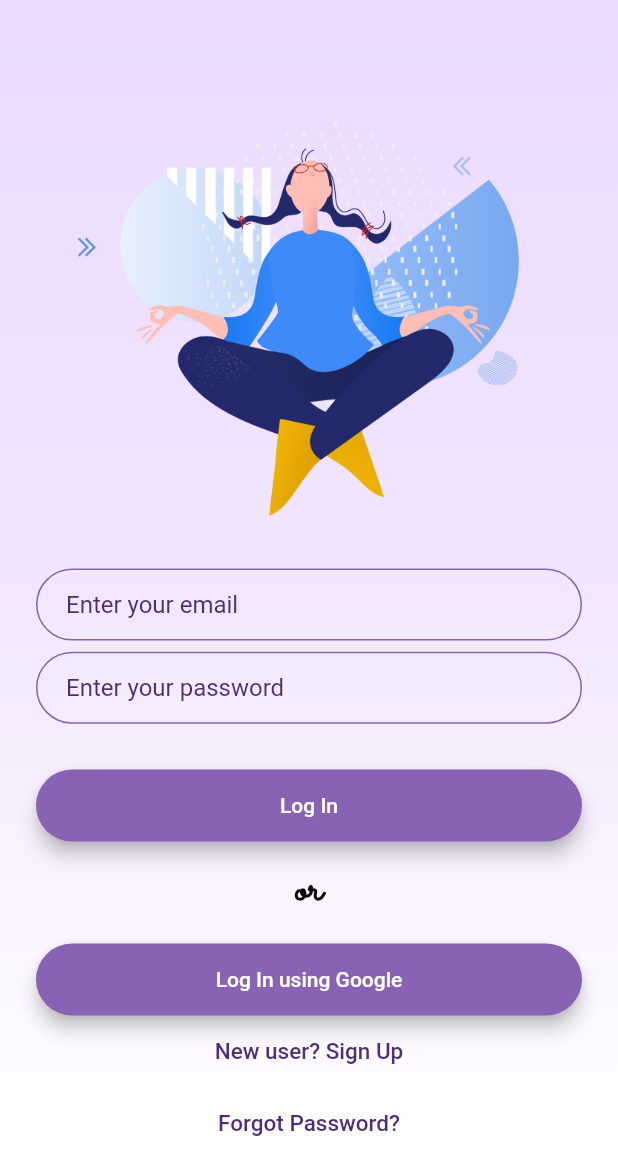
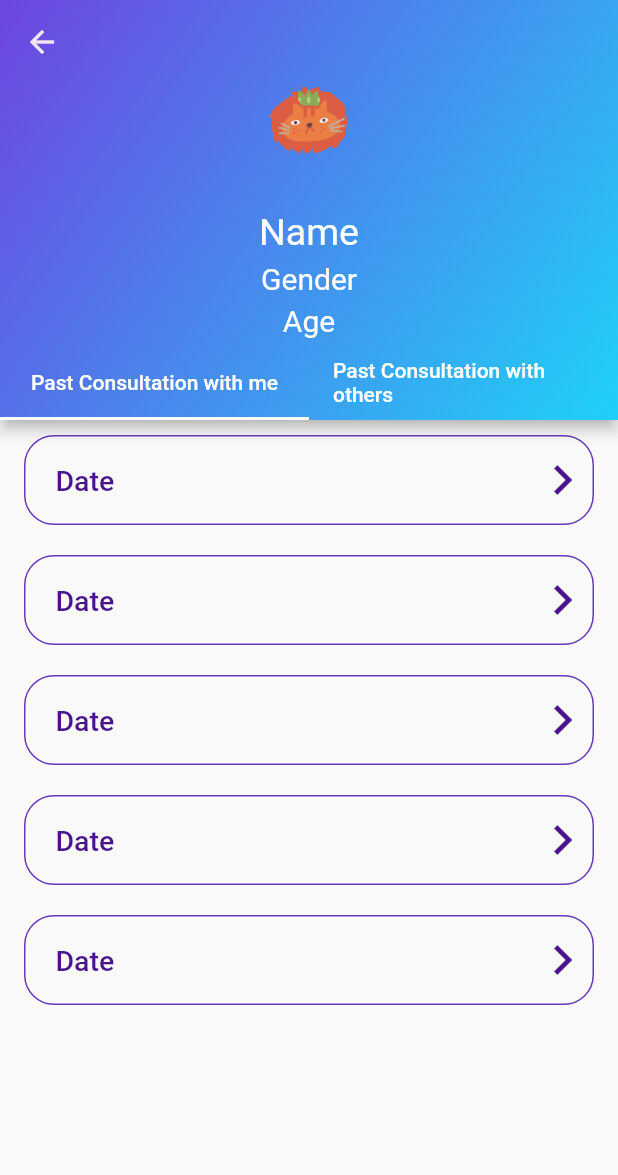
Before and after one commit to barbie-in-tech/partner-UI, a Flutter app: the screen it shows after launch, on a phone screen of 412 x 824 dp. Shown: the top 1175 px of the screen. Run offline on Flutter 3.47's test engine with Material 2 defaults, Android fonts, the phone set to English and light mode, and no system bars; our stand-ins replace flutter_form_builder.

Commit message:
consultations

```diff
--- /dev/null
+++ b/lib/history.dart
@@ -0,0 +1,122 @@
+import 'package:flutter/material.dart';
+import 'package:partner/me.dart';
+import 'package:partner/others.dart';
+
+class PatientHistory extends StatefulWidget {
+  @override
+  _PatientHistoryState createState() => _PatientHistoryState();
+}
+
+class _PatientHistoryState extends State<PatientHistory>
+    with SingleTickerProviderStateMixin {
+  TabController _tabController;
+
+  @override
+  void initState() {
+    _tabController = new TabController(length: 2, vsync: this);
+    super.initState();
+  }
+
+  @override
+  Widget build(BuildContext context) {
+    return Scaffold(
+      appBar: PreferredSize(
+        preferredSize: Size.fromHeight(280.0),
+        child: AppBar(
+          flexibleSpace: Center(
+            child: Container(
+              height: double.infinity,
+              width: double.infinity,
+              decoration: BoxDecoration(
+                  gradient: LinearGradient(
+                      begin: Alignment.topLeft,
+                      end: Alignment.bottomRight,
+                      colors: [
+                    Color(0xff6E45E1),
+                    Color(0xff1FD1F9),
+                  ])),
+              child: Padding(
+                padding: const EdgeInsets.all(30.0),
+                child: Column(
+                  children: [
+                    CircleAvatar(
+                      radius: 50.0,
+                      backgroundColor: Color(0000000000),
+                      child: Image(
+                        image: AssetImage('assets/images/cat.png'),
+                        height: double.infinity,
+                        width: double.infinity,
+                      ),
+                    ),
+                    SizedBox(
+                      height: 10.0,
+                    ),
+                    Text(
+                      'Name',
+                      style: TextStyle(
+                        color: Colors.white,
+                        fontSize: 25.0,
+                      ),
+                    ),
+                    SizedBox(
+                      height: 5.0,
+                    ),
+                    Text(
+                      'Gender',
+                      style: TextStyle(
+                        color: Colors.white,
+                        fontSize: 20.0,
+                      ),
+                    ),
+                    SizedBox(
+                      height: 5.0,
+                    ),
+                    Text(
+                      'Age',
+                      style: TextStyle(
+                        color: Colors.white,
+                        fontSize: 20.0,
+                      ),
+                    ),
+                  ],
+                ),
+              ),
+            ),
+          ),
+          leading: IconButton(
+            icon: Icon(Icons.arrow_back, color: Colors.purple[50]),
+            onPressed: () => Navigator.of(context).pop(),
+          ),
+
+          bottom: TabBar(
+            unselectedLabelColor: Colors.white,
+            indicatorColor: Colors.white,
+            labelColor: Colors.white,
+            tabs: [
+              Tab(
+                child: Text("Past Consultation with me"),
+              ),
+              new Tab(
+                child: Text("Past Consultation with others"),
+              ),
+            ],
+            controller: _tabController,
+          ),
+//          actions: <Widget>[
+//            CircleAvatar(
+//              radius: 70.0,
+//              backgroundColor: Colors.pink,
+//            )
+//          ],
+        ),
+      ),
+      body: TabBarView(
+        children: [
+          WithMe(),
+          WithOthers(),
+        ],
+        controller: _tabController,
+      ),
+    );
+  }
+}
--- a/lib/main.dart
+++ b/lib/main.dart
@@ -1,5 +1,5 @@
 import 'package:flutter/material.dart';
-import 'package:partner/login_page.dart';
+import 'package:partner/history.dart';
 
 void main() {
   runApp(MyApp());
@@ -11,7 +11,7 @@ class MyApp extends StatelessWidget {
   Widget build(BuildContext context) {
     return MaterialApp(
       //home: ProfileMain(),
-      home: LoginPage(),
+      home: PatientHistory(),
     );
   }
 }
--- /dev/null
+++ b/lib/me.dart
@@ -0,0 +1,73 @@
+import 'package:flutter/material.dart';
+
+class WithMe extends StatefulWidget {
+  @override
+  _WithMeState createState() => _WithMeState();
+}
+
+class _WithMeState extends State<WithMe> {
+  @override
+  Widget build(BuildContext context) {
+    return ListView(
+      children: <Widget>[
+        Tiles(
+          date: "Date",
+        ),
+        Tiles(
+          date: "Date",
+        ),
+        Tiles(
+          date: "Date",
+        ),
+        Tiles(
+          date: "Date",
+        ),
+        Tiles(
+          date: "Date",
+        ),
+      ],
+    );
+  }
+}
+
+class Tiles extends StatelessWidget {
+  final String date;
+  Tiles({this.date});
+  @override
+  Widget build(BuildContext context) {
+    return Padding(
+      padding: EdgeInsets.symmetric(vertical: 10.0),
+      child: FlatButton(
+        onPressed: () {},
+        child: Container(
+          height: 60.0,
+          decoration: BoxDecoration(
+            border: Border.all(color: Colors.deepPurple),
+            borderRadius: BorderRadius.circular(20.0),
+          ),
+          child: Row(
+            mainAxisAlignment: MainAxisAlignment.spaceBetween,
+            children: <Widget>[
+              Padding(
+                padding: EdgeInsets.only(left: 20.0),
+                child: Text(
+                  date,
+                  style: TextStyle(
+                    fontSize: 19.0,
+                    color: Colors.purple[900],
+                  ),
+                ),
+              ),
+              SizedBox(),
+              Icon(
+                Icons.chevron_right,
+                size: 40.0,
+                color: Colors.purple[900],
+              ),
+            ],
+          ),
+        ),
+      ),
+    );
+  }
+}
--- /dev/null
+++ b/lib/others.dart
@@ -0,0 +1,100 @@
+import 'package:flutter/material.dart';
+
+class WithOthers extends StatefulWidget {
+  @override
+  _WithOthersState createState() => _WithOthersState();
+}
+
+class _WithOthersState extends State<WithOthers> {
+  @override
+  Widget build(BuildContext context) {
+    return ListView(
+      children: <Widget>[
+        Tiles(
+          name: "Name",
+          date: "Date",
+          onPressed: () {},
+        ),
+        Tiles(
+          name: "Name",
+          date: "Date",
+          onPressed: () {},
+        ),
+        Tiles(
+          name: "Name",
+          date: "Date",
+          onPressed: () {},
+        ),
+        Tiles(
+          name: "Name",
+          date: "Date",
+          onPressed: () {},
+        ),
+        Tiles(
+          name: "Name",
+          date: "Date",
+          onPressed: () {},
+        ),
+      ],
+    );
+  }
+}
+
+class Tiles extends StatelessWidget {
+  final String date;
+  final String name;
+  final Function onPressed;
+  Tiles({this.name, this.date, this.onPressed});
+  @override
+  Widget build(BuildContext context) {
+    return Padding(
+      padding: EdgeInsets.symmetric(vertical: 10.0),
+      child: FlatButton(
+        onPressed: onPressed,
+        child: Container(
+          height: 70.0,
+          decoration: BoxDecoration(
+            border: Border.all(color: Colors.deepPurple),
+            borderRadius: BorderRadius.circular(20.0),
+          ),
+          child: Row(
+            mainAxisAlignment: MainAxisAlignment.spaceBetween,
+            children: <Widget>[
+              Column(
+                mainAxisAlignment: MainAxisAlignment.spaceBetween,
+                children: <Widget>[
+                  Padding(
+                    padding: EdgeInsets.fromLTRB(20.0, 8.0, 0.0, 0.0),
+                    child: Text(
+                      name,
+                      style: TextStyle(
+                        fontSize: 19.0,
+                        color: Colors.purple[900],
+                      ),
+                    ),
+                  ),
+                  Padding(
+                    padding: EdgeInsets.fromLTRB(20.0, 0.0, 0.0, 8.0),
+                    child: Text(
+                      date,
+                      style: TextStyle(
+                        fontSize: 17.0,
+                        color: Colors.purple[700],
+                      ),
+                    ),
+                  ),
+                ],
+              ),
+              SizedBox(),
+              Icon(
+                Icons.chevron_right,
+                size: 40.0,
+                color: Colors.purple[900],
+              ),
+            ],
+          ),
+        ),
+      ),
+    );
+  }
+}
--- a/pubspec.yaml
+++ b/pubspec.yaml
@@ -15,6 +15,7 @@ dependencies:
 
   cupertino_icons: ^0.1.3
   flutter_form_builder: ^3.12.0
+  bubble_tab_indicator: ^0.1.4
 
 dev_dependencies:
   flutter_test:
```
Also changed, not shown: lib/patients.dart (added, +111 -0 lines), assets/images/cat.png (added), assets/images/doodle.png (added), pubspec.lock.
